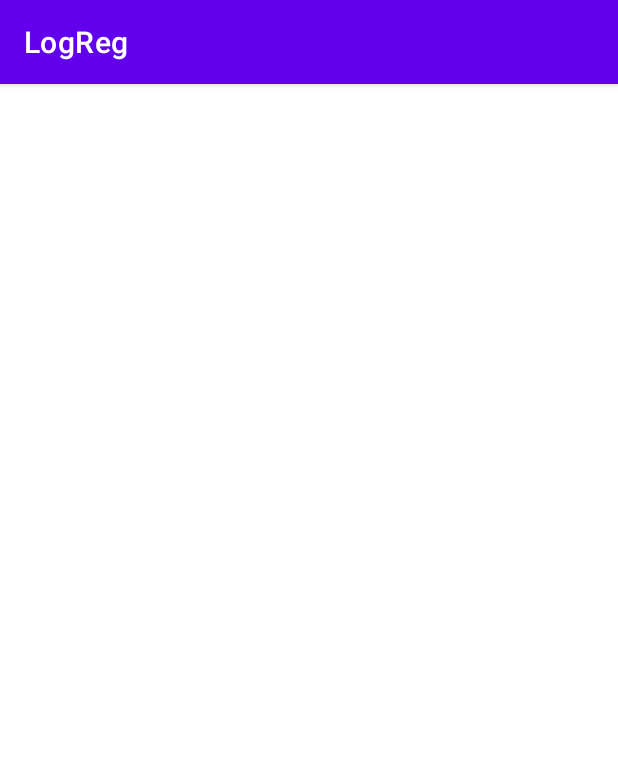
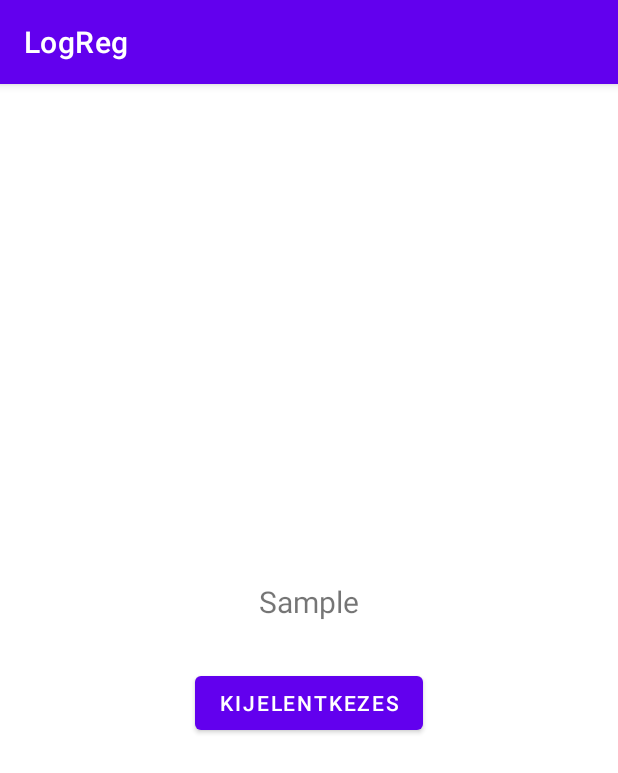
Before and after one commit to egri-richard/LogReg_EgriDanielRichard, an Android app: the LoggedInActivity screen opened directly, with no data from a screen before it, on a phone screen of 412 x 824 dp. Shown: the top 773 px of the screen. Run offline under Robolectric (Android 15) with nearby library versions, the phone set to English and light mode, and no system bars.

Commit message:
LoggedInActivity layout

```diff
--- a/app/src/main/res/layout/activity_logged_in.xml
+++ b/app/src/main/res/layout/activity_logged_in.xml
@@ -1,9 +1,31 @@
 <?xml version="1.0" encoding="utf-8"?>
-<androidx.constraintlayout.widget.ConstraintLayout xmlns:android="http://schemas.android.com/apk/res/android"
+<RelativeLayout xmlns:android="http://schemas.android.com/apk/res/android"
     xmlns:app="http://schemas.android.com/apk/res-auto"
     xmlns:tools="http://schemas.android.com/tools"
     android:layout_width="match_parent"
     android:layout_height="match_parent"
     tools:context=".LoggedInActivity">
 
-</androidx.constraintlayout.widget.ConstraintLayout>
+    <LinearLayout
+        android:layout_width="match_parent"
+        android:layout_height="wrap_content"
+        android:layout_centerInParent="true"
+        android:gravity="center"
+        android:orientation="vertical">
+
+        <TextView
+            android:layout_width="match_parent"
+            android:layout_height="wrap_content"
+            android:layout_marginBottom="30dp"
+            android:text="Sample"
+            android:textAlignment="center"
+            android:textSize="20sp"/>
+
+        <Button
+            android:id="@+id/logOutBtn"
+            android:layout_width="wrap_content"
+            android:layout_height="wrap_content"
+            android:text="Kijelentkezes"/>
+    </LinearLayout>
+
+</RelativeLayout>
--- a/app/src/main/res/layout/activity_main.xml
+++ b/app/src/main/res/layout/activity_main.xml
@@ -30,12 +30,14 @@
             android:orientation="horizontal">
 
             <Button
+                android:id="@+id/logInBtn"
                 android:layout_width="0dp"
                 android:layout_height="wrap_content"
                 android:layout_weight="1"
                 android:layout_margin="3dp"
                 android:text="Bejelentkezes"/>
             <Button
+                android:id="@+id/regBtn"
                 android:layout_width="0dp"
                 android:layout_height="wrap_content"
                 android:layout_weight="1"
@@ -44,6 +46,4 @@
         </LinearLayout>
     </LinearLayout>
 
-
-
 </RelativeLayout>
```
